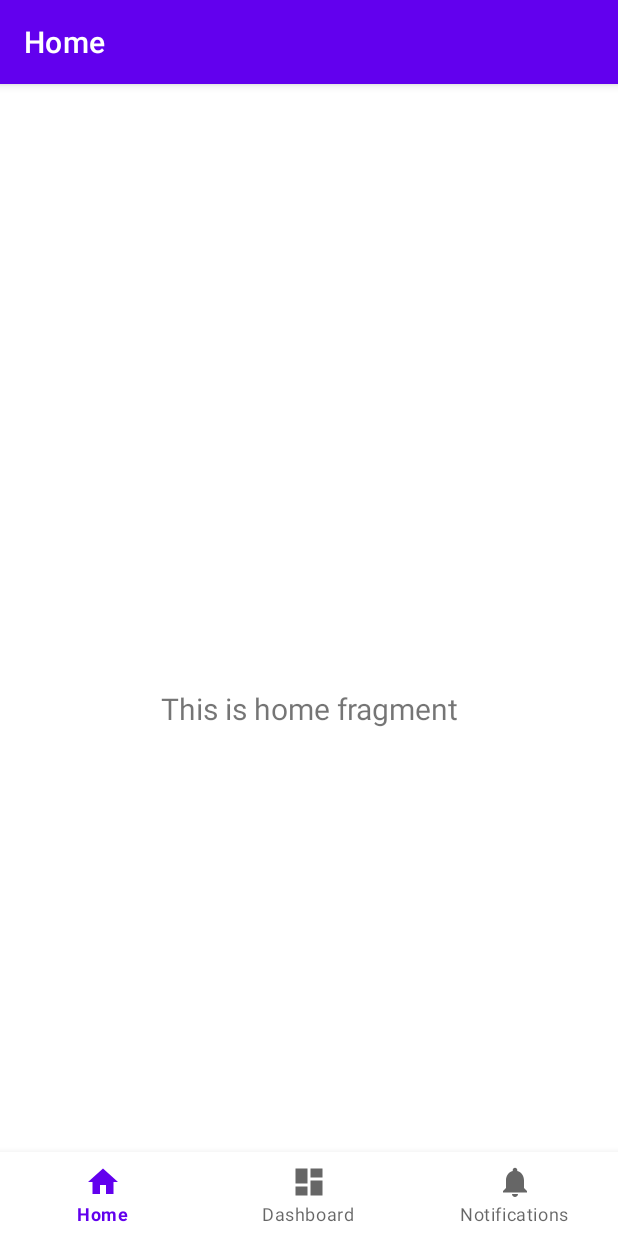
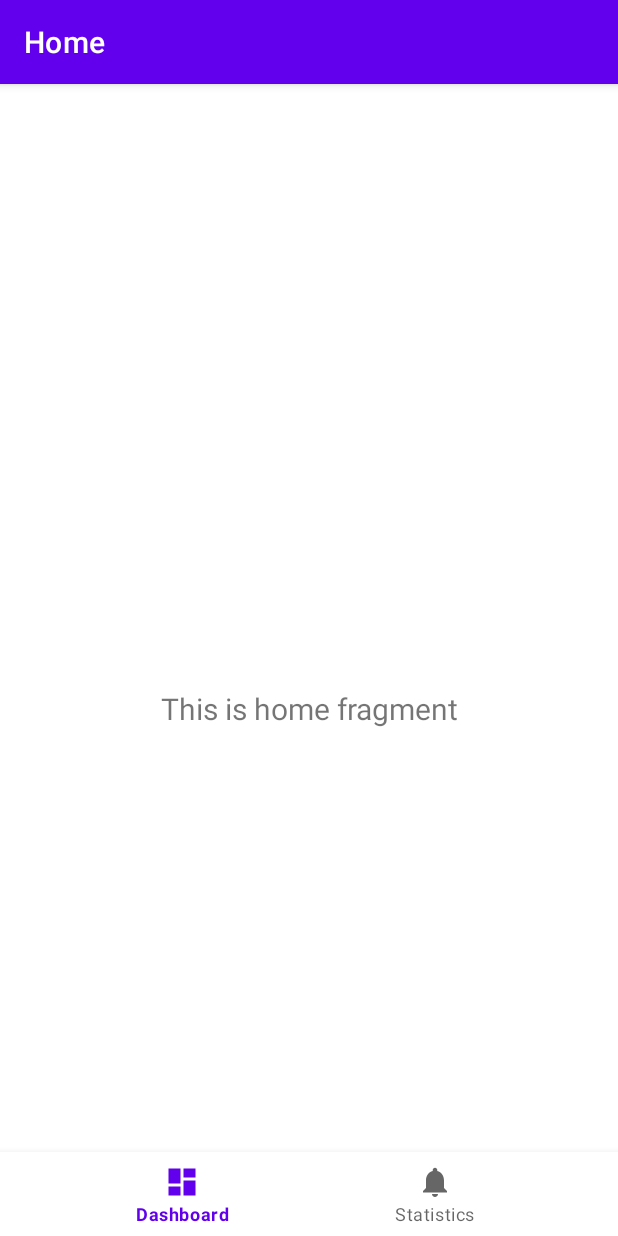
Before and after one commit to Innoviox/tracker, an Android app: the screen it shows after launch (MainActivity), on a phone screen of 412 x 824 dp. Run offline under Robolectric (Android 15) with nearby library versions, the phone set to English and light mode, and no system bars; our stand-ins replace navigation-ui.

Commit message:
update tab strings

```diff
--- a/tracker/app/src/main/res/menu/bottom_nav_menu.xml
+++ b/tracker/app/src/main/res/menu/bottom_nav_menu.xml
@@ -1,10 +1,5 @@
 <?xml version="1.0" encoding="utf-8"?>
 <menu xmlns:android="http://schemas.android.com/apk/res/android">
-
-    <item
-        android:id="@+id/navigation_home"
-        android:icon="@drawable/ic_home_black_24dp"
-        android:title="@string/title_home" />
 
     <item
         android:id="@+id/navigation_dashboard"
@@ -12,8 +7,8 @@
         android:title="@string/title_dashboard" />
 
     <item
-        android:id="@+id/navigation_notifications"
+        android:id="@+id/navigation_statistics"
         android:icon="@drawable/ic_notifications_black_24dp"
-        android:title="@string/title_notifications" />
+        android:title="@string/title_statistics" />
 
 </menu>
--- a/tracker/app/src/main/res/values/strings.xml
+++ b/tracker/app/src/main/res/values/strings.xml
@@ -3,4 +3,5 @@
     <string name="title_home">Home</string>
     <string name="title_dashboard">Dashboard</string>
     <string name="title_notifications">Notifications</string>
+    <string name="title_statistics">Statistics</string>
 </resources>
```
